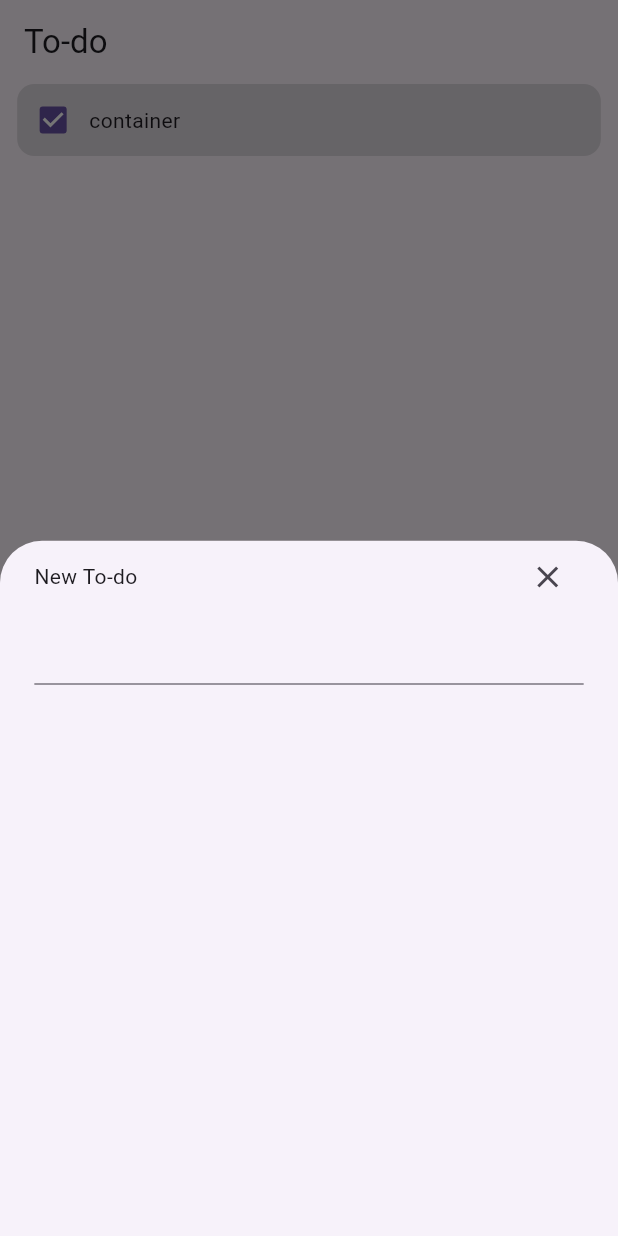
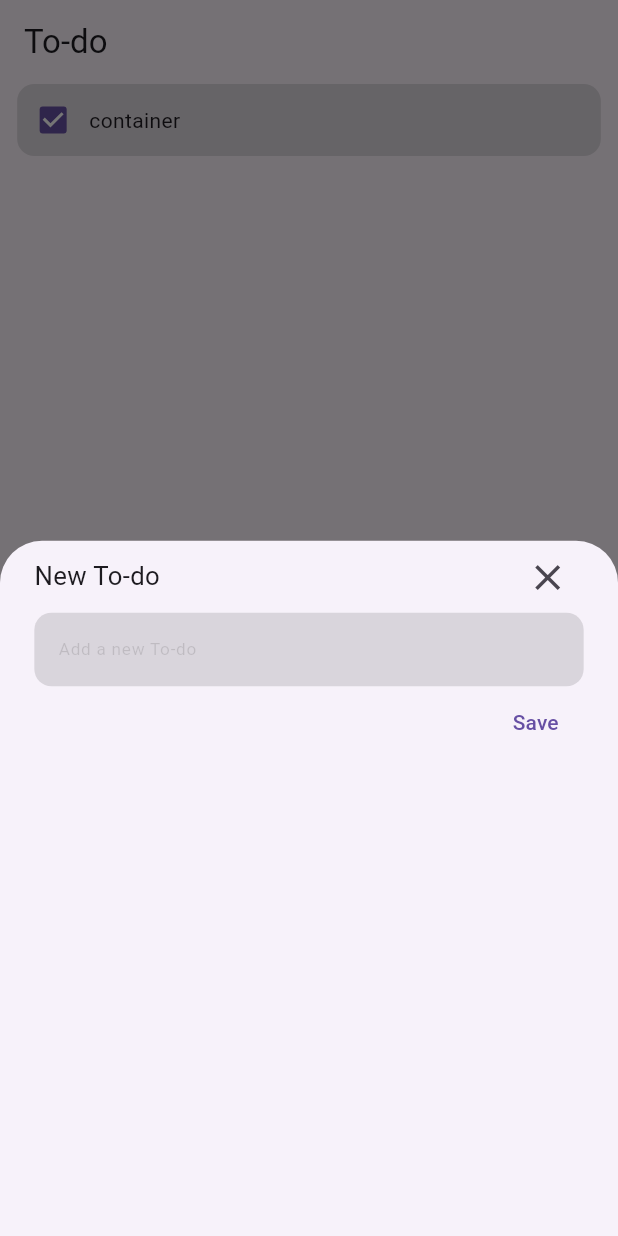
Before and after one commit to Faizan-glitch-os/smit_task_todo_app, a Flutter app: the screen it shows after launch, after a tap on the "add" icon, on a phone screen of 412 x 824 dp. Run offline on Flutter 3.47's test engine with Material 3 defaults, Android fonts, the phone set to English and light mode, and no system bars; our stand-ins replace flutter_screenutil.

Commit message:
ModelBottomSheet designed

```diff
--- a/lib/main_screen.dart
+++ b/lib/main_screen.dart
@@ -30,12 +30,40 @@ class _MainScreenState extends State<MainScreen> {
                     Row(
                       mainAxisAlignment: MainAxisAlignment.spaceBetween,
                       children: [
-                        Text('New To-do'),
-                        IconButton(onPressed: () {}, icon: Icon(Icons.close))
+                        Text(
+                          'New To-do',
+                          style: TextStyle(fontSize: 15.sp),
+                        ),
+                        IconButton(
+                          onPressed: () {
+                            Navigator.pop(context);
+                          },
+                          icon: Icon(
+                            Icons.close,
+                            size: 25.r,
+                          ),
+                        )
                       ],
                     ),
                     TextField(
-                      decoration: InputDecoration(),
+                      style: TextStyle(fontSize: 10.sp),
+                      maxLines: null,
+                      decoration: InputDecoration(
+                          hintText: 'Add a new To-do',
+                          hintStyle:
+                              TextStyle(color: Colors.black12, fontSize: 10.sp),
+                          border: OutlineInputBorder(
+                              borderRadius: BorderRadius.circular(10.r),
+                              borderSide: BorderSide.none),
+                          fillColor: Colors.black12,
+                          filled: true),
+                    ),
+                    Align(
+                      alignment: Alignment.bottomRight,
+                      child: TextButton(
+                        onPressed: () {},
+                        child: Text('Save'),
+                      ),
                     ),
                   ],
                 ),
```
